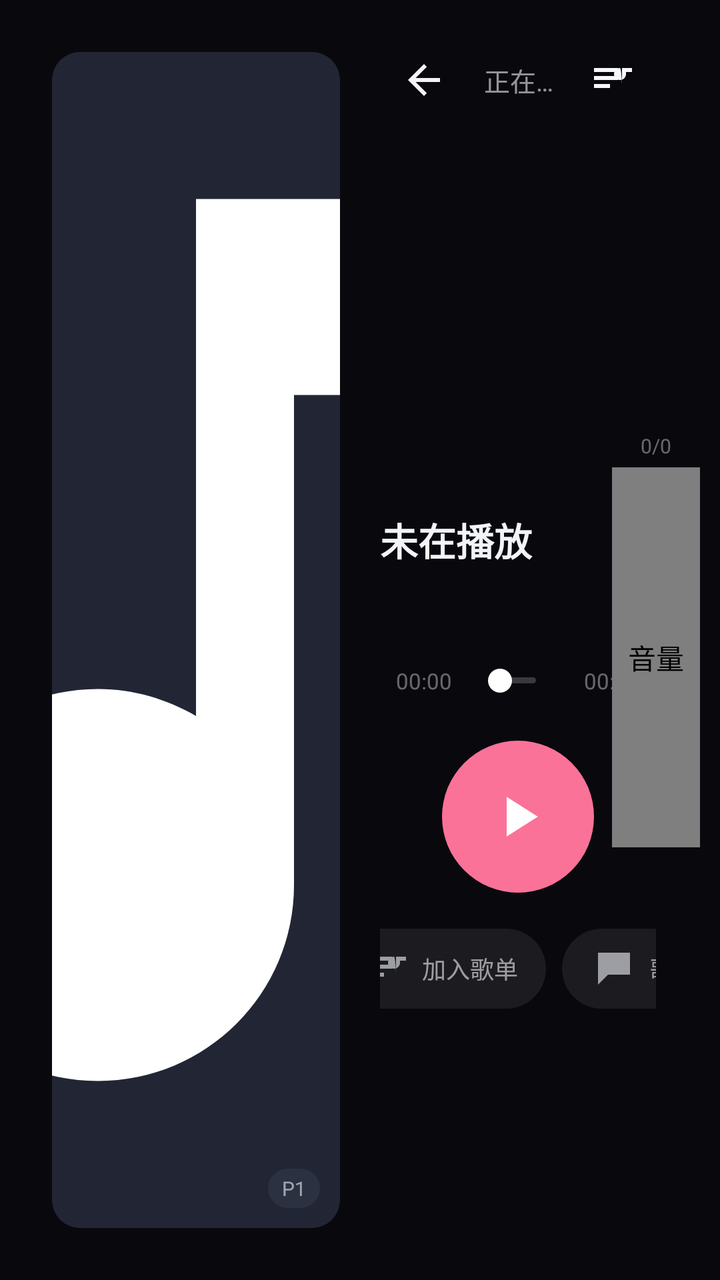
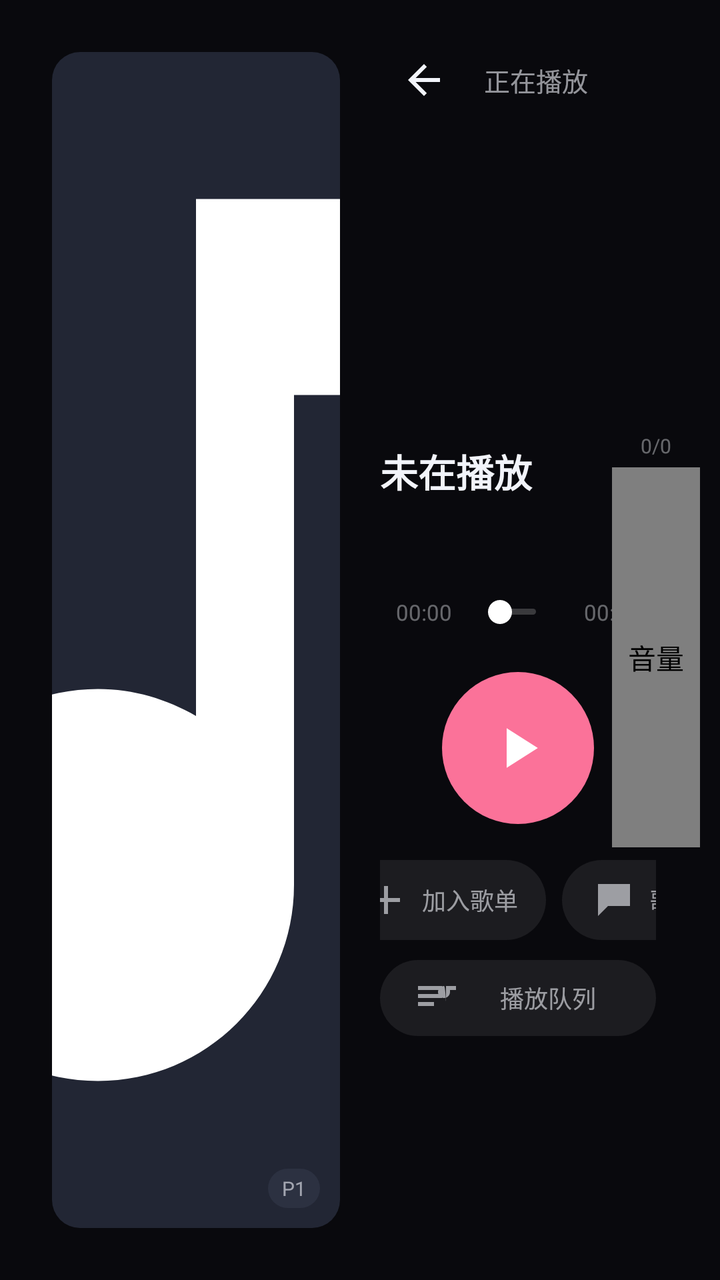

Before-and-after screenshots of an Android layout around one commit, followed by the original layout XML and the change that was made.
<!-- AndroidManifest.xml: application theme AppTheme -->
<!-- res/layout/activity_player_land.xml -->
<?xml version="1.0" encoding="utf-8"?>
<FrameLayout xmlns:android="http://schemas.android.com/apk/res/android"
    android:layout_width="match_parent"
    android:layout_height="match_parent"
    android:background="@color/bg">

    <ImageView
        android:id="@+id/bg"
        android:layout_width="match_parent"
        android:layout_height="match_parent"
        android:scaleType="centerCrop" />

    <View
        android:layout_width="match_parent"
        android:layout_height="match_parent"
        android:background="#86000000" />

    <LinearLayout
        android:id="@+id/player_root"
        android:layout_width="match_parent"
        android:layout_height="match_parent"
        android:orientation="horizontal"
        android:padding="16dp">

        
        <FrameLayout
            android:layout_width="0dp"
            android:layout_height="match_parent"
            android:layout_weight="1"
            android:padding="10dp">

            <ImageView
                android:id="@+id/art"
                android:layout_width="match_parent"
                android:layout_height="match_parent"
                android:background="@drawable/shape_card"
                android:scaleType="centerCrop"
                android:src="@drawable/ic_music_note" />

            <TextView
                android:id="@+id/n_badge"
                android:layout_width="wrap_content"
                android:layout_height="wrap_content"
                android:layout_gravity="bottom|right"
                android:layout_margin="10dp"
                android:background="@drawable/shape_card2"
                android:paddingBottom="3dp"
                android:paddingLeft="7dp"
                android:paddingRight="7dp"
                android:paddingTop="3dp"
                android:text="P1"
                android:textColor="@color/text_sub"
                android:textSize="10sp" />
        </FrameLayout>

        
        <LinearLayout
            android:layout_width="0dp"
            android:layout_height="match_parent"
            android:layout_weight="1"
            android:orientation="vertical"
            android:paddingLeft="10dp"
            android:paddingRight="16dp">

            <LinearLayout
                android:layout_width="match_parent"
                android:layout_height="48dp"
                android:gravity="center_vertical"
                android:orientation="horizontal">

                <ImageButton
                    android:id="@+id/back"
                    android:layout_width="44dp"
                    android:layout_height="44dp"
                    android:background="@null"
                    android:contentDescription="收起"
                    android:src="@drawable/ic_back"
                    android:tint="@color/text" />

                <TextView
                    android:layout_width="0dp"
                    android:layout_height="wrap_content"
                    android:layout_weight="1"
                    android:ellipsize="end"
                    android:paddingLeft="8dp"
                    android:singleLine="true"
                    android:text="@string/now_playing"
                    android:textColor="@color/text_sub"
                    android:textSize="13sp" />

                <ImageButton
                    android:id="@+id/btn_queue"
                    android:layout_width="44dp"
                    android:layout_height="44dp"
                    android:background="@null"
                    android:contentDescription="队列"
                    android:src="@drawable/ic_queue"
                    android:tint="@color/text_sub" />
            </LinearLayout>

            <View
                android:layout_width="match_parent"
                android:layout_height="0dp"
                android:layout_weight="1" />

            <TextView
                android:id="@+id/title"
                android:layout_width="match_parent"
                android:layout_height="wrap_content"
                android:ellipsize="end"
                android:singleLine="true"
                android:text="未在播放"
                android:textColor="@color/text"
                android:textSize="19sp"
                android:textStyle="bold" />

            <TextView
                android:id="@+id/author"
                android:layout_width="match_parent"
                android:layout_height="wrap_content"
                android:layout_marginTop="5dp"
                android:ellipsize="end"
                android:singleLine="true"
                android:text=""
                android:textColor="@color/text_sub"
                android:textSize="13sp" />

            <LinearLayout
                android:id="@+id/row_seek"
                android:layout_width="match_parent"
                android:layout_height="wrap_content"
                android:layout_marginTop="20dp"
                android:gravity="center_vertical"
                android:orientation="horizontal">

                <TextView
                    android:id="@+id/t_cur"
                    android:layout_width="44dp"
                    android:layout_height="wrap_content"
                    android:gravity="center"
                    android:text="00:00"
                    android:textColor="@color/text_dim"
                    android:textSize="11sp" />

                <SeekBar
                    android:id="@+id/seek"
                    android:layout_width="0dp"
                    android:layout_height="28dp"
                    android:layout_weight="1"
                    android:max="1000"
                    android:progressDrawable="@drawable/seek_gray"
                    android:splitTrack="false"
                    android:thumb="@drawable/seek_thumb" />

                <TextView
                    android:id="@+id/t_dur"
                    android:layout_width="44dp"
                    android:layout_height="wrap_content"
                    android:gravity="center"
                    android:text="00:00"
                    android:textColor="@color/text_dim"
                    android:textSize="11sp" />
            </LinearLayout>

            <LinearLayout
                android:id="@+id/row_ctrl"
                android:layout_width="match_parent"
                android:layout_height="wrap_content"
                android:layout_marginTop="16dp"
                android:gravity="center"
                android:orientation="horizontal">

                <ImageButton
                    android:id="@+id/btn_mode"
                    android:layout_width="48dp"
                    android:layout_height="48dp"
                    android:background="@null"
                    android:contentDescription="播放模式"
                    android:src="@drawable/ic_repeat"
                    android:tint="@color/text_sub" />

                <View
                    android:layout_width="18dp"
                    android:layout_height="1dp" />

                <ImageButton
                    android:id="@+id/btn_prev"
                    android:layout_width="54dp"
                    android:layout_height="54dp"
                    android:background="@null"
                    android:contentDescription="上一首"
                    android:src="@drawable/ic_prev"
                    android:tint="@color/text" />

                <ImageButton
                    android:id="@+id/btn_play"
                    android:layout_width="76dp"
                    android:layout_height="76dp"
                    android:layout_marginLeft="16dp"
                    android:layout_marginRight="16dp"
                    android:background="@drawable/circle_accent"
                    android:contentDescription="@string/play"
                    android:padding="21dp"
                    android:scaleType="fitCenter"
                    android:src="@drawable/ic_play"
                    android:tint="@color/white" />

                <ImageButton
                    android:id="@+id/btn_next"
                    android:layout_width="54dp"
                    android:layout_height="54dp"
                    android:background="@null"
                    android:contentDescription="下一首"
                    android:src="@drawable/ic_next"
                    android:tint="@color/text" />

                <View
                    android:layout_width="18dp"
                    android:layout_height="1dp" />

                <ImageButton
                    android:id="@+id/btn_fav"
                    android:layout_width="48dp"
                    android:layout_height="48dp"
                    android:background="@null"
                    android:contentDescription="收藏"
                    android:src="@drawable/ic_fav_border"
                    android:tint="@color/text_sub" />
            </LinearLayout>

            <LinearLayout
                android:id="@+id/row_btns"
                android:layout_width="match_parent"
                android:layout_height="wrap_content"
                android:layout_marginTop="18dp"
                android:gravity="center"
                android:orientation="horizontal">

                <Button
                    android:id="@+id/btn_cache"
                    android:layout_width="0dp"
                    android:layout_height="40dp"
                    android:layout_weight="1"
                    android:background="@drawable/ripple_round"
                    android:drawableLeft="@drawable/ic_download"
                    android:drawablePadding="6dp"
                    android:drawableTint="@color/text_sub"
                    android:minWidth="0dp"
                    android:paddingLeft="14dp"
                    android:paddingRight="14dp"
                    android:text="缓存到本地"
                    android:textAllCaps="false"
                    android:textColor="@color/text_sub"
                    android:textSize="12sp" />

                <View
                    android:layout_width="12dp"
                    android:layout_height="1dp" />

                <Button
                    android:id="@+id/btn_add_pl"
                    android:layout_width="wrap_content"
                    android:layout_height="40dp"
                    android:background="@drawable/ripple_round"
                    android:drawableLeft="@drawable/ic_queue"
                    android:drawablePadding="6dp"
                    android:drawableTint="@color/text_sub"
                    android:minWidth="0dp"
                    android:paddingLeft="14dp"
                    android:paddingRight="14dp"
                android:text="加入歌单"
                android:textAllCaps="false"
                android:textColor="@color/text_sub"
                android:textSize="12sp" />

                <View
                    android:layout_width="8dp"
                    android:layout_height="1dp" />

                <Button
                    android:id="@+id/btn_lyric"
                    android:layout_width="wrap_content"
                    android:layout_height="40dp"
                    android:background="@drawable/ripple_round"
                    android:drawableLeft="@drawable/ic_lyric"
                    android:drawablePadding="6dp"
                    android:drawableTint="@color/text_sub"
                    android:minWidth="0dp"
                    android:paddingLeft="14dp"
                    android:paddingRight="14dp"
                    android:text="@string/lyrics"
                    android:textAllCaps="false"
                    android:textColor="@color/text_sub"
                    android:textSize="12sp" />
            </LinearLayout>

            <TextView
                android:id="@+id/hint"
                android:layout_width="match_parent"
                android:layout_height="wrap_content"
                android:layout_marginTop="12dp"
                android:layout_marginBottom="16dp"
                android:gravity="center"
                android:text=""
                android:textColor="@color/text_dim"
                android:textSize="11sp" />

            <View
                android:layout_width="match_parent"
                android:layout_height="0dp"
                android:layout_weight="0.4" />
        </LinearLayout>
    </LinearLayout>

    
    <FrameLayout
        android:layout_width="wrap_content"
        android:layout_height="wrap_content"
        android:layout_gravity="end|center_vertical"
        android:layout_marginEnd="10dp">

        <LinearLayout
            android:layout_width="wrap_content"
            android:layout_height="wrap_content"
            android:orientation="vertical"
            android:gravity="center_horizontal">

            <TextView
                android:id="@+id/vol_pct"
                android:layout_width="wrap_content"
                android:layout_height="wrap_content"
                android:text="0/0"
                android:textColor="@color/text_dim"
                android:textSize="10sp" />

            <com.volcano.bmusic.ui.VolumeBar
                android:id="@+id/vol_bar"
                android:layout_width="44dp"
                android:layout_height="190dp"
                android:layout_marginTop="4dp"
                android:contentDescription="@string/volume" />
        </LinearLayout>
    </FrameLayout>

    
    <FrameLayout
        android:id="@+id/lyric_panel"
        android:layout_width="match_parent"
        android:layout_height="match_parent"
        android:background="#E612141C"
        android:visibility="gone">

        <LinearLayout
            android:layout_width="match_parent"
            android:layout_height="match_parent"
            android:orientation="vertical"
            android:padding="18dp">

            <LinearLayout
                android:layout_width="match_parent"
                android:layout_height="wrap_content"
                android:orientation="horizontal"
                android:gravity="center_vertical">

                <TextView
                    android:layout_width="0dp"
                    android:layout_height="wrap_content"
                    android:layout_weight="1"
                    android:text="@string/lyric_panel_title"
                    android:textColor="@color/text"
                    android:textSize="16sp"
                    android:textStyle="bold" />

                <ImageButton
                    android:id="@+id/lyric_close"
                    android:layout_width="40dp"
                    android:layout_height="40dp"
                    android:background="@null"
                    android:src="@drawable/ic_close"
                    android:tint="@color/text_sub"
                    android:contentDescription="关闭" />
            </LinearLayout>

            <LinearLayout
                android:layout_width="match_parent"
                android:layout_height="wrap_content"
                android:layout_marginTop="10dp"
                android:orientation="horizontal">

                <EditText
                    android:id="@+id/lyric_query"
                    android:layout_width="0dp"
                    android:layout_height="38dp"
                    android:layout_weight="1"
                    android:background="@drawable/shape_card"
                    android:hint="@string/lyric_search_hint"
                    android:textColorHint="@color/text_dim"
                    android:imeOptions="actionSearch"
                    android:inputType="text"
                    android:paddingLeft="12dp"
                    android:paddingRight="12dp"
                    android:textColor="@color/text"
                    android:textSize="13sp" />

                <Button
                    android:id="@+id/lyric_search"
                    android:layout_width="wrap_content"
                    android:layout_height="38dp"
                    android:layout_marginLeft="8dp"
                    android:background="@drawable/ripple_round"
                    android:text="@string/search"
                    android:textAllCaps="false"
                    android:textColor="@color/text_sub"
                    android:textSize="12sp" />
            </LinearLayout>

            <TextView
                android:id="@+id/lyric_status"
                android:layout_width="match_parent"
                android:layout_height="wrap_content"
                android:layout_marginTop="6dp"
                android:gravity="center"
                android:textColor="@color/text_dim"
                android:textSize="11sp" />

            <ScrollView
                android:id="@+id/lyric_scroll"
                android:layout_width="match_parent"
                android:layout_height="0dp"
                android:layout_weight="1"
                android:layout_marginTop="8dp">

                <LinearLayout
                    android:id="@+id/lyric_lines"
                    android:layout_width="match_parent"
                    android:layout_height="wrap_content"
                    android:orientation="vertical"
                    android:paddingBottom="60dp" />
            </ScrollView>
        </LinearLayout>
    </FrameLayout>
</FrameLayout>
<!-- resources referenced by this layout -->
<resources>
  <color name="bg">#FF12141C</color>
  <color name="text">#FFF2F4FA</color>
  <color name="text_dim">#66F2F4FA</color>
  <color name="text_sub">#99F2F4FA</color>
  <color name="white">#FFFFFFFF</color>
  <!-- drawable circle_accent (drawable) -->
  <?xml version="1.0" encoding="utf-8"?>
  <shape xmlns:android="http://schemas.android.com/apk/res/android" android:shape="oval">
      <solid android:color="@color/pink" />
  </shape>
  <!-- drawable ic_download (drawable) -->
  <?xml version="1.0" encoding="utf-8"?>
  <vector xmlns:android="http://schemas.android.com/apk/res/android"
      android:width="24dp"
      android:height="24dp"
      android:viewportWidth="24.0"
      android:viewportHeight="24.0">
      <path
          android:fillColor="#FFFFFFFF"
          android:pathData="M19,9h-4V3H9v6H5l7,7 7,-7zM5,18v2h14v-2H5z" />
  </vector>
  <!-- drawable ic_next (drawable) -->
  <?xml version="1.0" encoding="utf-8"?>
  <vector xmlns:android="http://schemas.android.com/apk/res/android"
      android:width="24dp"
      android:height="24dp"
      android:viewportWidth="24.0"
      android:viewportHeight="24.0">
      <path
          android:fillColor="#FFFFFFFF"
          android:pathData="M6,18l8.5,-6L6,6v12zM16,6v12h2V6h-2z" />
  </vector>
  <!-- drawable ic_play (drawable) -->
  <?xml version="1.0" encoding="utf-8"?>
  <vector xmlns:android="http://schemas.android.com/apk/res/android"
      android:width="24dp"
      android:height="24dp"
      android:viewportWidth="24.0"
      android:viewportHeight="24.0">
      <path
          android:fillColor="#FFFFFFFF"
          android:pathData="M8,5v14l11,-7z" />
  </vector>
  <!-- drawable ic_prev (drawable) -->
  <?xml version="1.0" encoding="utf-8"?>
  <vector xmlns:android="http://schemas.android.com/apk/res/android"
      android:width="24dp"
      android:height="24dp"
      android:viewportWidth="24.0"
      android:viewportHeight="24.0">
      <path
          android:fillColor="#FFFFFFFF"
          android:pathData="M6,6h2v12H6zM9.5,12l8.5,6V6z" />
  </vector>
  <!-- drawable ripple_round (drawable) -->
  <?xml version="1.0" encoding="utf-8"?>
  <shape xmlns:android="http://schemas.android.com/apk/res/android" android:shape="rectangle">
      <solid android:color="#14FFFFFF" />
      <corners android:radius="24dp" />
  </shape>
  <!-- drawable seek_thumb (drawable) -->
  <?xml version="1.0" encoding="utf-8"?>
  <shape xmlns:android="http://schemas.android.com/apk/res/android" android:shape="oval">
      <size android:height="12dp" android:width="12dp" />
      <solid android:color="@color/white" />
  </shape>
  <!-- drawable shape_card (drawable) -->
  <?xml version="1.0" encoding="utf-8"?>
  <shape xmlns:android="http://schemas.android.com/apk/res/android" android:shape="rectangle">
      <solid android:color="@color/bg_card" />
      <corners android:radius="14dp" />
  </shape>
  <!-- drawable shape_card2 (drawable) -->
  <?xml version="1.0" encoding="utf-8"?>
  <shape xmlns:android="http://schemas.android.com/apk/res/android" android:shape="rectangle">
      <solid android:color="@color/bg_card_2" />
      <corners android:radius="10dp" />
  </shape>
  <string name="lyric_panel_title">歌词</string>
  <string name="lyric_search_hint">输入歌名 / 歌手，搜索歌词</string>
  <string name="lyrics">歌词</string>
  <string name="now_playing">正在播放</string>
  <string name="play">播放</string>
  <string name="search">搜索</string>
  <string name="volume">音量</string>
  <color name="pink">#FFFB7299</color>
  <color name="bg_card">#FF222634</color>
  <color name="bg_card_2">#FF2C3141</color>
  <color name="bg_soft">#FF1A1D28</color>
  <!-- unchanged entries left out for length: 9 -->
</resources>

<!-- the commit's change to res/layout/activity_player_land.xml (unified diff, before → after) -->
@@ -87,15 +87,6 @@
                     android:text="@string/now_playing"
                     android:textColor="@color/text_sub"
                     android:textSize="13sp" />
-
-                <ImageButton
-                    android:id="@+id/btn_queue"
-                    android:layout_width="44dp"
-                    android:layout_height="44dp"
-                    android:background="@null"
-                    android:contentDescription="队列"
-                    android:src="@drawable/ic_queue"
-                    android:tint="@color/text_sub" />
             </LinearLayout>
 
             <View
@@ -262,7 +253,7 @@
                     android:layout_width="wrap_content"
                     android:layout_height="40dp"
                     android:background="@drawable/ripple_round"
-                    android:drawableLeft="@drawable/ic_queue"
+                    android:drawableLeft="@drawable/ic_add"
                     android:drawablePadding="6dp"
                     android:drawableTint="@color/text_sub"
                     android:minWidth="0dp"
@@ -294,6 +285,32 @@
                     android:textSize="12sp" />
             </LinearLayout>
 
+            <LinearLayout
+                android:id="@+id/row_queue"
+                android:layout_width="match_parent"
+                android:layout_height="wrap_content"
+                android:layout_marginTop="10dp"
+                android:gravity="center"
+                android:orientation="horizontal">
+
+                <Button
+                    android:id="@+id/btn_queue"
+                    android:layout_width="match_parent"
+                    android:layout_height="38dp"
+                    android:background="@drawable/ripple_round"
+                    android:drawableLeft="@drawable/ic_queue"
+                    android:drawablePadding="6dp"
+                    android:drawableTint="@color/text_sub"
+                    android:gravity="center"
+                    android:minWidth="0dp"
+                    android:paddingLeft="16dp"
+                    android:paddingRight="16dp"
+                    android:text="@string/current_queue"
+                    android:textAllCaps="false"
+                    android:textColor="@color/text_sub"
+                    android:textSize="12sp" />
+            </LinearLayout>
+
             <TextView
                 android:id="@+id/hint"
                 android:layout_width="match_parent"
<!-- resource entries referenced after the edit -->
@@ -10,6 +10,17 @@
   <shape xmlns:android="http://schemas.android.com/apk/res/android" android:shape="oval">
       <solid android:color="@color/pink" />
   </shape>
+  <!-- drawable ic_add (drawable) -->
+  <?xml version="1.0" encoding="utf-8"?>
+  <vector xmlns:android="http://schemas.android.com/apk/res/android"
+      android:width="24dp"
+      android:height="24dp"
+      android:viewportWidth="24.0"
+      android:viewportHeight="24.0">
+      <path
+          android:fillColor="#FFFFFFFF"
+          android:pathData="M19,13h-6v6h-2v-6H5v-2h6V5h2v6h6v2z" />
+  </vector>
   <!-- drawable ic_download (drawable) -->
   <?xml version="1.0" encoding="utf-8"?>
   <vector xmlns:android="http://schemas.android.com/apk/res/android"
@@ -78,6 +89,7 @@
       <solid android:color="@color/bg_card_2" />
       <corners android:radius="10dp" />
   </shape>
+  <string name="current_queue">播放队列</string>
   <string name="lyric_panel_title">歌词</string>
   <string name="lyric_search_hint">输入歌名 / 歌手，搜索歌词</string>
   <string name="lyrics">歌词</string>
